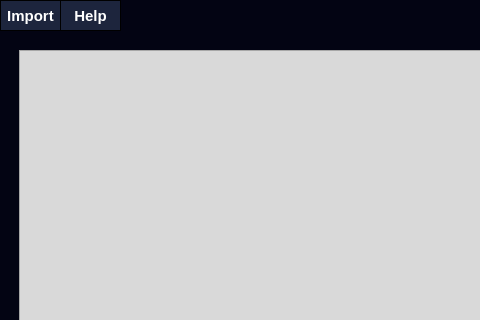
KiriltsevDaniil/EvAlgPractice, file GUI And Decoder/form.ui: the form before one commit; both pictures show x 0 to 480 and y 0 to 320 of the 1126 by 800 pixel window.
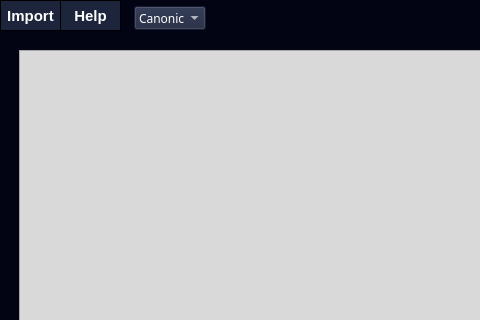
The form after the commit.

Commit message: help, import, combobox of algs added

Patch:
```diff
--- a/GUI And Decoder/form.ui
+++ b/GUI And Decoder/form.ui
@@ -504,6 +504,235 @@
     <string>Help</string>
    </property>
   </widget>
+  <widget class="QComboBox" name="AlgVersBox">
+   <property name="geometry">
+    <rect>
+     <x>134</x>
+     <y>6</y>
+     <width>72</width>
+     <height>24</height>
+    </rect>
+   </property>
+   <property name="palette">
+    <palette>
+     <active>
+      <colorrole role="WindowText">
+       <brush brushstyle="SolidPattern">
+        <color alpha="255">
+         <red>255</red>
+         <green>255</green>
+         <blue>255</blue>
+        </color>
+       </brush>
+      </colorrole>
+      <colorrole role="Button">
+       <brush brushstyle="SolidPattern">
+        <color alpha="255">
+         <red>29</red>
+         <green>37</green>
+         <blue>61</blue>
+        </color>
+       </brush>
+      </colorrole>
+      <colorrole role="Text">
+       <brush brushstyle="SolidPattern">
+        <color alpha="255">
+         <red>255</red>
+         <green>255</green>
+         <blue>255</blue>
+        </color>
+       </brush>
+      </colorrole>
+      <colorrole role="ButtonText">
+       <brush brushstyle="SolidPattern">
+        <color alpha="255">
+         <red>255</red>
+         <green>255</green>
+         <blue>255</blue>
+        </color>
+       </brush>
+      </colorrole>
+      <colorrole role="Base">
+       <brush brushstyle="SolidPattern">
+        <color alpha="255">
+         <red>29</red>
+         <green>37</green>
+         <blue>61</blue>
+        </color>
+       </brush>
+      </colorrole>
+      <colorrole role="Window">
+       <brush brushstyle="SolidPattern">
+        <color alpha="255">
+         <red>29</red>
+         <green>37</green>
+         <blue>61</blue>
+        </color>
+       </brush>
+      </colorrole>
+      <colorrole role="PlaceholderText">
+       <brush brushstyle="SolidPattern">
+        <color alpha="255">
+         <red>255</red>
+         <green>255</green>
+         <blue>255</blue>
+        </color>
+       </brush>
+      </colorrole>
+     </active>
+     <inactive>
+      <colorrole role="WindowText">
+       <brush brushstyle="SolidPattern">
+        <color alpha="255">
+         <red>255</red>
+         <green>255</green>
+         <blue>255</blue>
+        </color>
+       </brush>
+      </colorrole>
+      <colorrole role="Button">
+       <brush brushstyle="SolidPattern">
+        <color alpha="255">
+         <red>29</red>
+         <green>37</green>
+         <blue>61</blue>
+        </color>
+       </brush>
+      </colorrole>
+      <colorrole role="Text">
+       <brush brushstyle="SolidPattern">
+        <color alpha="255">
+         <red>255</red>
+         <green>255</green>
+         <blue>255</blue>
+        </color>
+       </brush>
+      </colorrole>
+      <colorrole role="ButtonText">
+       <brush brushstyle="SolidPattern">
+        <color alpha="255">
+         <red>255</red>
+         <green>255</green>
+         <blue>255</blue>
+        </color>
+       </brush>
+      </colorrole>
+      <colorrole role="Base">
+       <brush brushstyle="SolidPattern">
+        <color alpha="255">
+         <red>29</red>
+         <green>37</green>
+         <blue>61</blue>
+        </color>
+       </brush>
+      </colorrole>
+      <colorrole role="Window">
+       <brush brushstyle="SolidPattern">
+        <color alpha="255">
+         <red>29</red>
+         <green>37</green>
+         <blue>61</blue>
+        </color>
+       </brush>
+      </colorrole>
+      <colorrole role="PlaceholderText">
+       <brush brushstyle="SolidPattern">
+        <color alpha="255">
+         <red>255</red>
+         <green>255</green>
+         <blue>255</blue>
+        </color>
+       </brush>
+      </colorrole>
+     </inactive>
+     <disabled>
+      <colorrole role="WindowText">
+       <brush brushstyle="SolidPattern">
+        <color alpha="255">
+         <red>255</red>
+         <green>255</green>
+         <blue>255</blue>
+        </color>
+       </brush>
+      </colorrole>
+      <colorrole role="Button">
+       <brush brushstyle="SolidPattern">
+        <color alpha="255">
+         <red>29</red>
+         <green>37</green>
+         <blue>61</blue>
+        </color>
+       </brush>
+      </colorrole>
+      <colorrole role="Text">
+       <brush brushstyle="SolidPattern">
+        <color alpha="255">
+         <red>255</red>
+         <green>255</green>
+         <blue>255</blue>
+        </color>
+       </brush>
+      </colorrole>
+      <colorrole role="ButtonText">
+       <brush brushstyle="SolidPattern">
+        <color alpha="255">
+         <red>255</red>
+         <green>255</green>
+         <blue>255</blue>
+        </color>
+       </brush>
+      </colorrole>
+      <colorrole role="Base">
+       <brush brushstyle="SolidPattern">
+        <color alpha="255">
+         <red>29</red>
+         <green>37</green>
+         <blue>61</blue>
+        </color>
+       </brush>
+      </colorrole>
+      <colorrole role="Window">
+       <brush brushstyle="SolidPattern">
+        <color alpha="255">
+         <red>29</red>
+         <green>37</green>
+         <blue>61</blue>
+        </color>
+       </brush>
+      </colorrole>
+      <colorrole role="PlaceholderText">
+       <brush brushstyle="SolidPattern">
+        <color alpha="255">
+         <red>255</red>
+         <green>255</green>
+         <blue>255</blue>
+        </color>
+       </brush>
+      </colorrole>
+     </disabled>
+    </palette>
+   </property>
+   <property name="styleSheet">
+    <string notr="true">background: #1d253d ;
+color: white;
+font:  semibold 10px;</string>
+   </property>
+   <item>
+    <property name="text">
+     <string>Canonical</string>
+    </property>
+   </item>
+   <item>
+    <property name="text">
+     <string>Genitor</string>
+    </property>
+   </item>
+   <item>
+    <property name="text">
+     <string>Island</string>
+    </property>
+   </item>
+  </widget>
  </widget>
  <resources/>
  <connections/>
```
Left out of the diff: 2 changed lines with no effect on the pictures. The commit also changes 6 other files.
